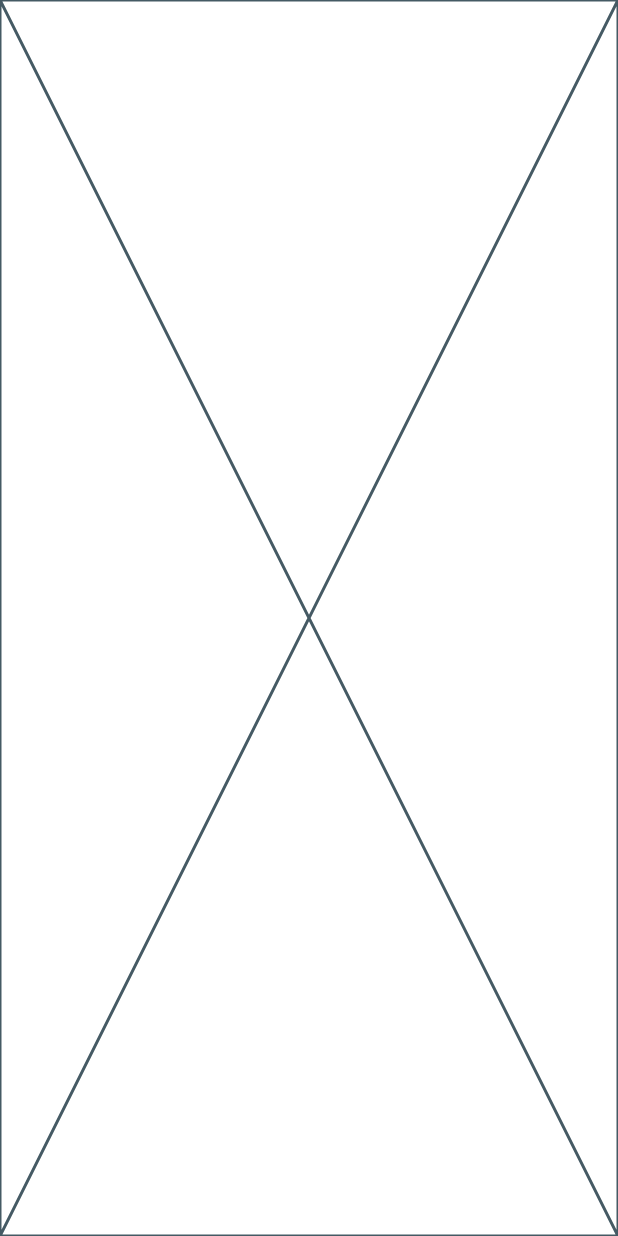
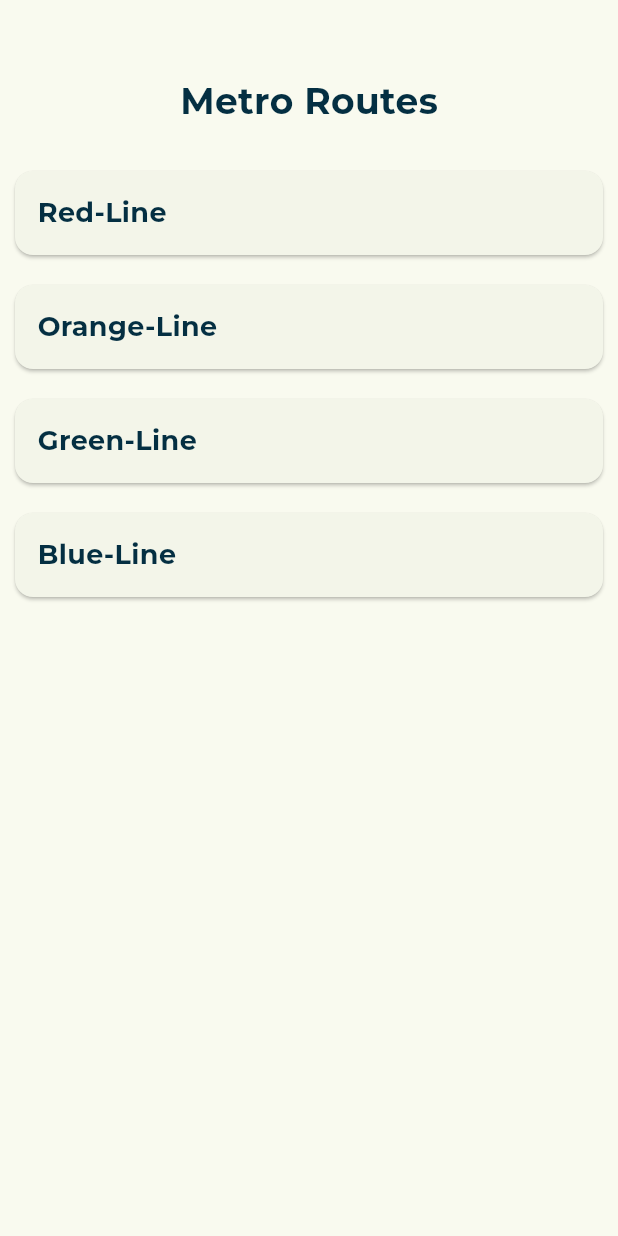
Before and after one commit to naannvd/Safar, a Flutter app: the screen it shows once a user with an empty profile is signed in, after a tap on "Routes", on a phone screen of 412 x 824 dp. Run offline on Flutter 3.47's test engine with Material 3 defaults, Android fonts, the phone set to English and light mode, and no system bars; our stand-ins replace cloud_firestore, firebase_auth, firebase_core, font_awesome_flutter, google_fonts; accounts and stored records are empty; project files that could hold a hidden picture were left out.

Commit message:
route screen first step

```diff
--- a/lib/Login/signin_screen.dart
+++ b/lib/Login/signin_screen.dart
@@ -1,8 +1,7 @@
-import 'package:firebase_auth/firebase_auth.dart'; // Firebase Authentication
+import 'package:firebase_auth/firebase_auth.dart';
 import 'package:flutter/material.dart';
 import 'package:safar/Dashboard/landing_page.dart';
 import 'package:safar/Widgets/custom_scaffold.dart';
-import 'login_success_screen.dart'; // Import success screen
 
 class SignInScreen extends StatefulWidget {
   const SignInScreen({super.key});
--- /dev/null
+++ b/lib/P_Routes/route_card.dart
@@ -0,0 +1,23 @@
+import 'package:flutter/material.dart';
+
+class RouteCard extends StatelessWidget {
+  const RouteCard({super.key, required this.routeName});
+  final String routeName;
+
+  @override
+  Widget build(BuildContext context) {
+    return Hero(
+      tag: 'routeCard',
+      child: Card(
+        margin: const EdgeInsets.all(10),
+        child: Padding(
+          padding: const EdgeInsets.all(15.0),
+          child: Text(
+            routeName,
+            style: const TextStyle(fontSize: 18),
+          ),
+        ),
+      ),
+    );
+  }
+}
--- a/lib/P_Routes/routes_main.dart
+++ b/lib/P_Routes/routes_main.dart
@@ -1,10 +1,39 @@
 import 'package:flutter/material.dart';
+import 'package:safar/P_Routes/route_card.dart';
 
 class RoutesMain extends StatelessWidget {
   const RoutesMain({super.key});
 
   @override
   Widget build(BuildContext context) {
-    return const Placeholder();
+    final routes = [
+      'Red-Line',
+      'Orange-Line',
+      'Green-Line',
+      'Blue-Line',
+    ];
+
+    return Scaffold(
+      body: Column(
+        crossAxisAlignment: CrossAxisAlignment.center,
+        children: [
+          const SizedBox(height: 50), // Example for spacing at the top
+          const Text(
+            'Metro Routes',
+            style: TextStyle(fontSize: 24, fontWeight: FontWeight.bold),
+          ),
+          const SizedBox(height: 20),
+          Expanded(
+            // Use Expanded to give ListView remaining space
+            child: ListView.builder(
+              itemCount: routes.length,
+              itemBuilder: (context, index) {
+                return RouteCard(routeName: routes[index]);
+              },
+            ),
+          ),
+        ],
+      ),
+    );
   }
 }
--- /dev/null
+++ b/lib/Profile/profile.dart
@@ -0,0 +1,10 @@
+import 'package:flutter/material.dart';
+
+class ProfileScreen extends StatelessWidget {
+  const ProfileScreen({super.key});
+
+  @override
+  Widget build(BuildContext context) {
+    return const Placeholder();
+  }
+}
--- /dev/null
+++ b/lib/Tickets/ticket_book.dart
@@ -0,0 +1,10 @@
+import 'package:flutter/material.dart';
+
+class TicketBook extends StatelessWidget {
+  const TicketBook({super.key});
+
+  @override
+  Widget build(BuildContext context) {
+    return const Placeholder();
+  }
+}
```
Also changed, not shown: lib/main.dart (+9 -4 lines).
